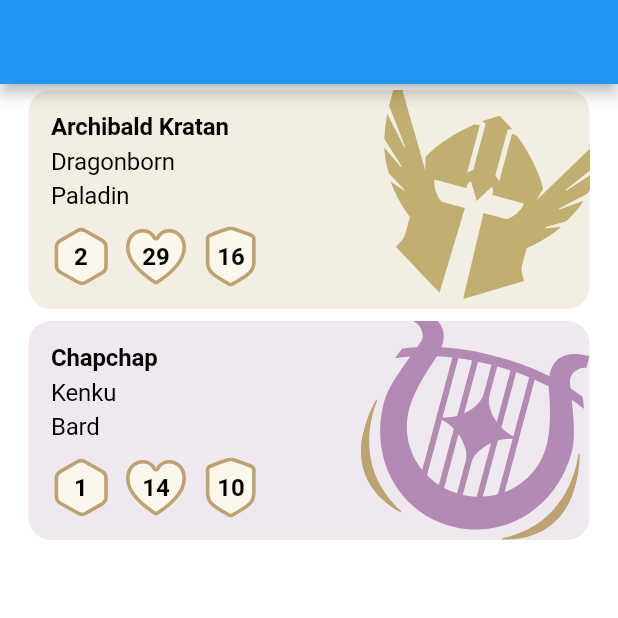
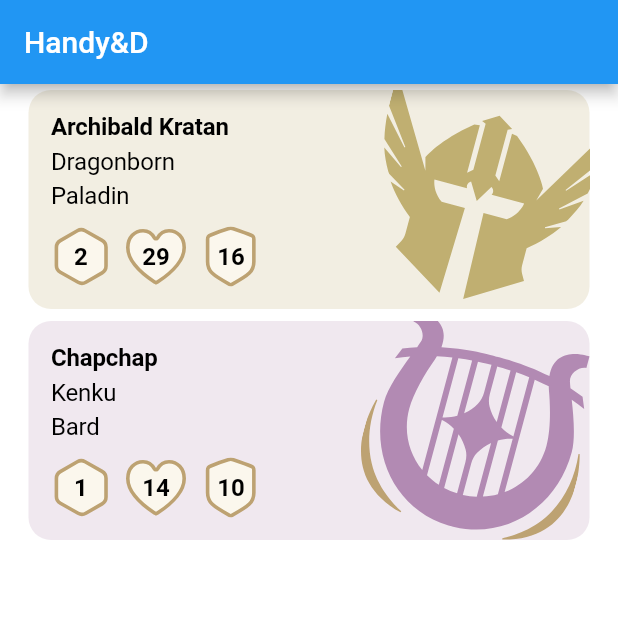
Before and after one commit to Rymfaar/handy-and-d, a Flutter app: the screen it shows after launch, on a phone screen of 412 x 824 dp, the top half of it. Run offline on Flutter 3.47's test engine with Material 2 defaults, Android fonts, the phone set to English and light mode, and no system bars; our stand-ins replace flutter_svg.

Commit message:
feat-wip(home view): working of glass app bar

```diff
--- a/lib/models/character_model.dart
+++ b/lib/models/character_model.dart
@@ -10,7 +10,7 @@ class CharacterModel {
       required this.ac});
 
   final String? name;
-  final Role role; // todo: change to Role enum (core/constants)
+  final Role role;
   final String? race;
   final int? xp;
   final int? maxHP;
--- a/lib/views/home_view.dart
+++ b/lib/views/home_view.dart
@@ -24,7 +24,9 @@ class _HomeViewState extends State<HomeView> {
     var listenViewModel = Provider.of<CharacterListViewModel>(context);
 
     return Scaffold(
-      appBar: AppBar(),
+      appBar: AppBar(
+        title: const Text("Handy&D"),
+      ),
       body: Padding(
         padding: const EdgeInsets.symmetric(horizontal: margin.MARGIN_M),
         child: ListView.builder(
```
Also changed, not shown: lib/widgets/glass_app_bar.dart (added, +29 -0 lines).
